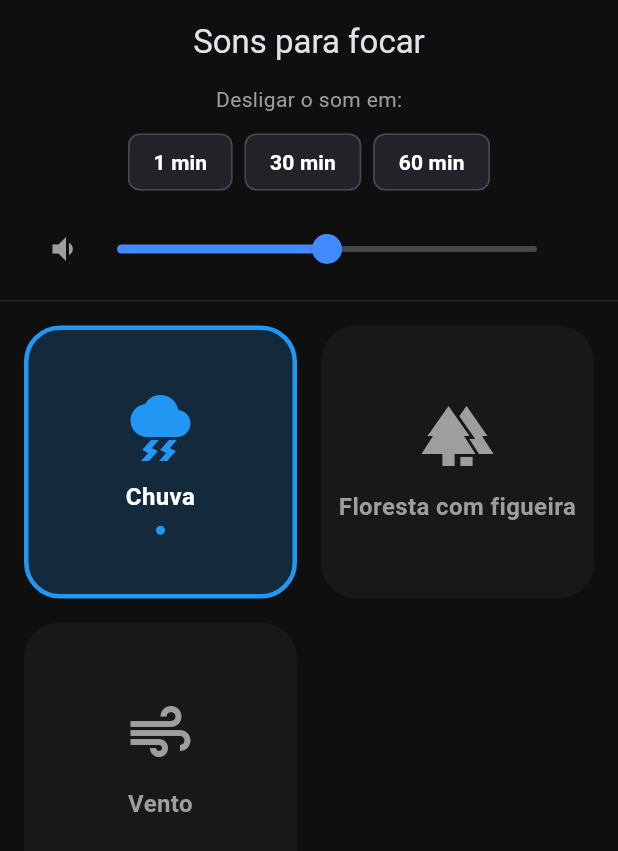
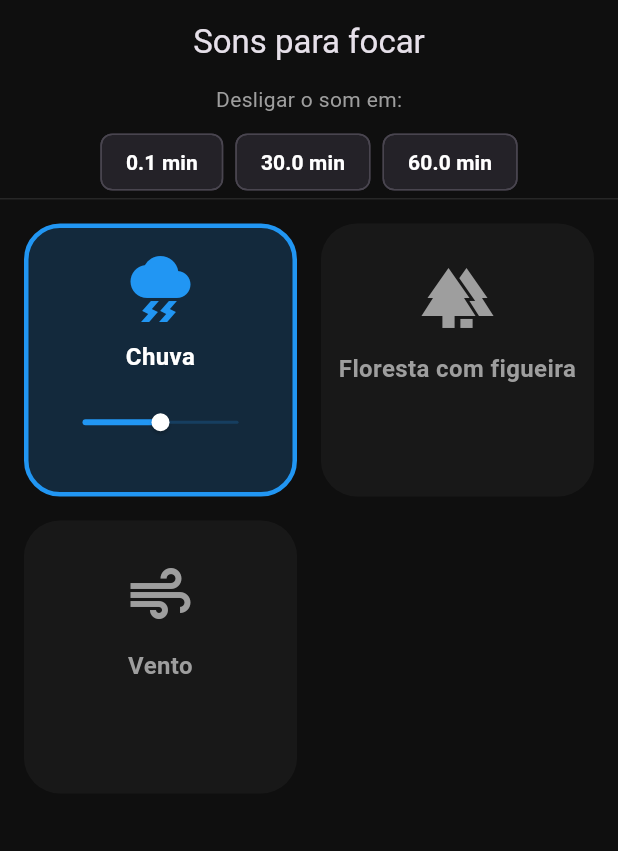
Before and after one commit to JairoPiekarski/sonsparafoco, a Flutter app: the screen it shows after launch, after a tap on "Chuva", on a phone screen of 412 x 824 dp. Shown: the top 851 px of the screen. Run offline on Flutter 3.47's test engine with Material 3 defaults, Android fonts, the light colour scheme and no system bars; our stand-ins replace audioplayers.

Commit message:
feat: volume slider for different sounds in the card

```diff
--- a/lib/home_page.dart
+++ b/lib/home_page.dart
@@ -19,6 +19,11 @@ class _HomePageState extends State<HomePage> {
   Timer? _timer;
   int _remaningSeconds = 0;
   double _volume = 0.5;
+  final Map<String, double> _individualVolumes = {
+    'rain.mp3': 0.5,
+    'burning-bush.mp3': 0.5,
+    'wind-draft.mp3': 0.5,
+  };
 
   @override
   void initState() {
@@ -28,7 +33,7 @@ class _HomePageState extends State<HomePage> {
   }
 
   // Função para iniciar o temporizador
-  void _startTimer(int minutes) {
+  void _startTimer(double minutes) {
     // Se não houver som tocando, não iniciar o temporizador
     if (_selectedSounds.isEmpty) {
       ScaffoldMessenger.of(context).showSnackBar(
@@ -43,7 +48,7 @@ class _HomePageState extends State<HomePage> {
 
     _timer?.cancel(); // Cancelar qualquer timer existente
     setState(() {
-      _remaningSeconds = minutes * 60;
+      _remaningSeconds = (minutes * 60).round();
     });
 
     _timer = Timer.periodic(const Duration(seconds: 1), (timer) {
@@ -69,14 +74,17 @@ class _HomePageState extends State<HomePage> {
   }
 
   // Função para alterar o volume
-  void _changeVolume(double newVolume) {
+
+  // Função para volumes individuais dos sons
+  void _onVolumeSliderChanged(String fileName, double newVolume) {
     setState(() {
-      _volume = newVolume;
+      _individualVolumes[fileName] = newVolume;
     });
 
-    // Atualizar o volume de todos os players ativos
-    for (var player in _activePlayers.values) {
-      player.setVolume(_volume);
+    // Verificar se o player está ativo e atualizar o volume
+    final player = _activePlayers[fileName];
+    if (player != null) {
+      player.setVolume(newVolume);
     }
   }
 
@@ -116,14 +124,32 @@ class _HomePageState extends State<HomePage> {
       }
 
       final newPlayer = AudioPlayer();
+
+      try {
+        await newPlayer.setPlayerMode(PlayerMode.lowLatency);
         await newPlayer.setReleaseMode(ReleaseMode.loop);
-      await newPlayer.setVolume(_volume);
+
+        final savedVolume = _individualVolumes[fileName] ?? _volume;
+        await newPlayer.setVolume(savedVolume);
+
         await newPlayer.play(AssetSource('sounds/$fileName'));
 
         setState(() {
           _activePlayers[fileName] = newPlayer;
           _selectedSounds.add(fileName);
         });
+      } catch (e) {
+        // Em caso de erro, liberar recursos do player
+        await newPlayer.dispose();
+        ScaffoldMessenger.of(context).showSnackBar(
+          SnackBar(
+            content: Text('Erro ao tocar o som: $e'),
+            duration: const Duration(seconds: 2),
+            behavior: SnackBarBehavior.floating,
+          ),
+        );
+        return;
+      }
     }
   }
 
@@ -138,9 +164,11 @@ class _HomePageState extends State<HomePage> {
       _selectedSounds.remove(fileName);
     });
 
+    double startVolume = _individualVolumes[fileName] ?? _volume;
+
     const int steps = 10;
-    double currentVolume = _volume;
-    final stepValue = _volume / steps;
+    double currentVolume = startVolume;
+    final stepValue = startVolume / steps;
 
     // Loop de fade out
     for (int i = 0; i < steps; i++) {
@@ -207,7 +235,7 @@ class _HomePageState extends State<HomePage> {
           Row(
             mainAxisAlignment: MainAxisAlignment.center,
             children: [
-              _botaoRapido(1),
+              _botaoRapido(0.1),
               _botaoRapido(30),
               _botaoRapido(60),
               if (_remaningSeconds > 0)
@@ -224,12 +252,6 @@ class _HomePageState extends State<HomePage> {
                   },
                 )
             ],
-          ),
-
-          // Seção do controle de volume
-          VolumeSlider(
-            value: _volume,
-            onChanged: _changeVolume,
           ),
 
           const Divider(
@@ -252,6 +274,9 @@ class _HomePageState extends State<HomePage> {
                       icon: Icons.thunderstorm,
                       color: Colors.blue,
                       isPlaying: _selectedSounds.contains('rain.mp3'),
+                      volume: _individualVolumes['rain.mp3'] ?? 0.5,
+                      onVolumeChanged: (newVolume) =>
+                          _onVolumeSliderChanged('rain.mp3', newVolume),
                       onTap: () => _togglePlay('rain.mp3')),
                   SoundCard(
                       title: 'Floresta com figueira',
@@ -259,6 +284,9 @@ class _HomePageState extends State<HomePage> {
                       icon: Icons.forest,
                       color: Colors.green,
                       isPlaying: _selectedSounds.contains('burning-bush.mp3'),
+                      volume: _individualVolumes['burning-bush.mp3'] ?? 0.5,
+                      onVolumeChanged: (newVolume) =>
+                          _onVolumeSliderChanged('burning-bush.mp3', newVolume),
                       onTap: () => _togglePlay('burning-bush.mp3')),
                   SoundCard(
                       title: 'Vento',
@@ -266,6 +294,9 @@ class _HomePageState extends State<HomePage> {
                       icon: Icons.air,
                       color: Colors.teal,
                       isPlaying: _selectedSounds.contains('wind-draft.mp3'),
+                      volume: _individualVolumes['wind-draft.mp3'] ?? 0.5,
+                      onVolumeChanged: (newVolume) =>
+                          _onVolumeSliderChanged('wind-draft.mp3', newVolume),
                       onTap: () => _togglePlay('wind-draft.mp3')),
                 ],
               ),
@@ -275,7 +306,7 @@ class _HomePageState extends State<HomePage> {
   }
 
   // Widget para criar botões rápidos de temporizador
-  Widget _botaoRapido(int minutes) {
+  Widget _botaoRapido(double minutes) {
     return Padding(
         padding: const EdgeInsets.symmetric(horizontal: 4.0),
         child: ActionChip(
--- a/lib/sound_card.dart
+++ b/lib/sound_card.dart
@@ -7,6 +7,8 @@ class SoundCard extends StatelessWidget {
   final Color color;
   final bool isPlaying;
   final VoidCallback onTap;
+  final double volume;
+  final ValueChanged<double> onVolumeChanged;
 
   const SoundCard({
     super.key,
@@ -16,6 +18,8 @@ class SoundCard extends StatelessWidget {
     required this.color,
     required this.isPlaying,
     required this.onTap,
+    required this.volume,
+    required this.onVolumeChanged,
   });
 
   @override
@@ -51,16 +55,36 @@ class SoundCard extends StatelessWidget {
                   color: isPlaying ? Colors.white : Colors.grey,
                 ),
               ),
+
+              // Se estiver tocando, mostrar slider de volume
               if (isPlaying)
                 Padding(
-                  padding: const EdgeInsets.only(top: 8.0),
-                  child: Container(
-                    width: 6,
-                    height: 6,
-                    decoration:
-                        BoxDecoration(color: color, shape: BoxShape.circle),
+                  padding: const EdgeInsets.symmetric(
+                      horizontal: 12.0, vertical: 8.0),
+                  child: GestureDetector(
+                    onTap:
+                        () {}, // Evita que o GestureDetector pai capture o toque
+                    child: SliderTheme(
+                      data: SliderTheme.of(context).copyWith(
+                        trackHeight: 2,
+                        thumbShape:
+                            const RoundSliderThumbShape(enabledThumbRadius: 6),
+                        thumbColor: Colors.white,
+                        activeTrackColor: color,
+                        inactiveTrackColor: color.withAlpha(50),
+                      ),
+                      child: Slider(
+                        value: volume,
+                        min: 0.0,
+                        max: 1.0,
+                        onChanged: onVolumeChanged,
+                      ),
+                    ),
                   ),
                 )
+              else
+                // Manter o espaço reservado para o slider
+                const SizedBox(height: 48),
             ],
           ),
         ));
```
Lines whose indentation alone changed are shown as unchanged.
